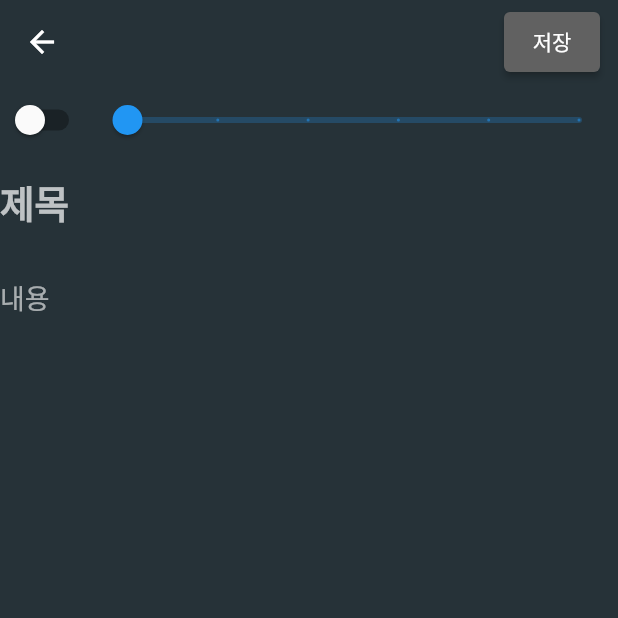
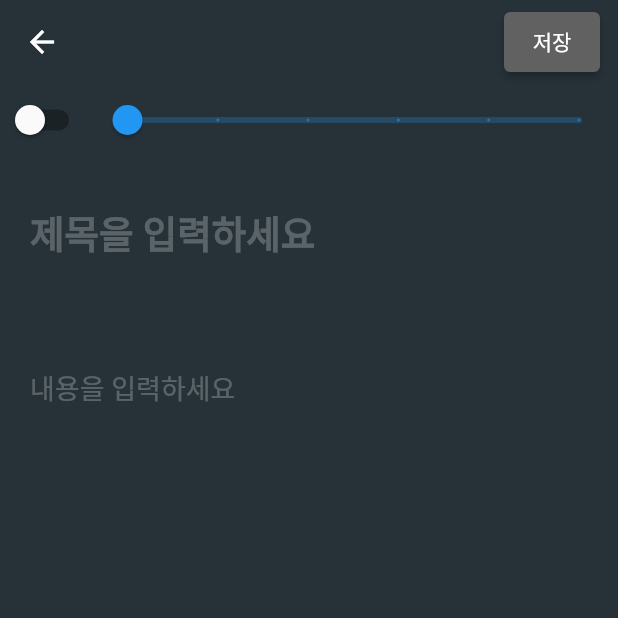
Before and after one commit to paxFortuna/note_app_demo, a Flutter app: the screen it shows after launch, after a tap on the "edit" icon, on a phone screen of 412 x 824 dp, the top half of it. Run offline on Flutter 3.47's test engine with Material 2 defaults, Android fonts, the phone set to English and light mode, and no system bars; our stand-ins replace sqflite; accounts and stored records are empty.

Commit message:
staggered_girid_view upgrade & db rawQuery comment & nullSafety moddified

```diff
--- a/lib/components/note_card.dart
+++ b/lib/components/note_card.dart
@@ -33,13 +33,17 @@ class NoteCardWidget extends StatelessWidget {
             Text(
               time,
               style: const TextStyle(
-                  color: Colors.black38, fontSize: 20, fontWeight: FontWeight.bold),
+                color: Colors.black38,
+                fontSize: 15,
+              ),
             ),
             const SizedBox(height: 4),
             Text(
               note.title,
               style: const TextStyle(
-                  color: Colors.black, fontWeight: FontWeight.bold, fontSize: 20),
+                  color: Colors.black,
+                  fontWeight: FontWeight.bold,
+                  fontSize: 20),
             )
           ],
         ),
@@ -48,7 +52,7 @@ class NoteCardWidget extends StatelessWidget {
   }
 
   double getMinHeight(int index) {
-    switch(index % 4) {
+    switch (index % 4) {
       case 0:
         return 100;
       case 1:
--- a/lib/components/note_form_widget.dart
+++ b/lib/components/note_form_widget.dart
@@ -57,7 +57,9 @@ class NoteFormWidget extends StatelessWidget {
   }
 
   Widget buildTitle() {
-    return TextFormField(
+    return Padding(
+      padding: const EdgeInsets.all(20.0),
+      child: TextFormField(
         maxLines: 1,
         initialValue: title,
         style: const TextStyle(
@@ -67,25 +69,29 @@ class NoteFormWidget extends StatelessWidget {
         ),
         decoration: const InputDecoration(
           border: InputBorder.none,
-        hintText: "제목",
-        hintStyle: TextStyle(color: Colors.white70),
+          hintText: "제목을 입력하세요",
+          hintStyle: TextStyle(color: Colors.white24),
         ),
         validator: (title) => title != null && title.isEmpty ? "제목이 없습니다." : null,
         onChanged: onChangedTitle,
+      ),
     );
   }
 
-  Widget buildDescription() => TextFormField(
+  Widget buildDescription() => Padding(
+    padding: const EdgeInsets.all(20.0),
+    child: TextFormField(
       maxLines: 5,
       initialValue: description,
-    style: const TextStyle(color: Colors.white60, fontSize: 18),
+      style: const TextStyle(color: Colors.white24, fontSize: 18),
       decoration: const InputDecoration(
         border: InputBorder.none,
-      hintText: "내용",
-      hintStyle: TextStyle(color: Colors.white60),
+        hintText: "내용을 입력하세요",
+        hintStyle: TextStyle(color: Colors.white24),
       ),
       validator: (title) => title != null && title.isEmpty ? "내용이 없습니다" : null,
       onChanged: onChangedDescription,
+    ),
   );
 
 }
--- a/lib/screens/note_detail.dart
+++ b/lib/screens/note_detail.dart
@@ -46,13 +46,13 @@ class _NoteDetailScreenState extends State<NoteDetailScreen> {
               child: Row(
                 children: [
                   Switch(
-                      value: note.isImportant ?? false,
+                      value: note.isImportant,
                       onChanged: (bool isImportant) {
             setState(() => isImportant = note.isImportant);
             },),
                   Expanded(
                     child: Slider(
-                      value: (note.number ?? 0).toDouble(),
+                      value: (note.number).toDouble(),
                       min: 0,
                       max: 5,
                       divisions: 5,
--- a/lib/screens/note_screen..dart
+++ b/lib/screens/note_screen..dart
@@ -47,7 +47,7 @@ class _NoteScreenState extends State<NoteScreen> {
           actions: [
             IconButton(
               icon: const Icon(Icons.edit_outlined),
-              tooltip: '입력하세요',
+              tooltip: '입력',
               onPressed: () async {
                 await Navigator.of(context).push(
                     MaterialPageRoute(builder: (_) => const EditNoteScreen()));
@@ -65,22 +65,13 @@ class _NoteScreenState extends State<NoteScreen> {
                   : buildNotes(),
         ),
       ],
-    ));
-
-    // floatingActionButton: FloatingActionButton(
-    // backgroundColor: Colors.black,
-    // child: const Icon(Icons.add),
-    // onPressed: () async {
-    // await Navigator.of(context)
-    //     .push(MaterialPageRoute(builder: (_) => const EditNoteScreen()));
-    // },),
-    // );
-  }
+    ));  }
 
   // StaggeredGridView version down ^0.4.0 : error 제거
   Widget buildNotes() => StaggeredGridView.countBuilder(
         padding: const EdgeInsets.all(8),
         // physics: const NeverScrollableScrollPhysics(),
+        scrollDirection: Axis.vertical,
         itemCount: notes.length,
         staggeredTileBuilder: (index) => const StaggeredTile.fit(2),
         crossAxisCount: 4,
```
Also changed, not shown: lib/database/note_db_helper.dart (+26 -0 lines). Lines whose indentation alone changed are shown as unchanged.
